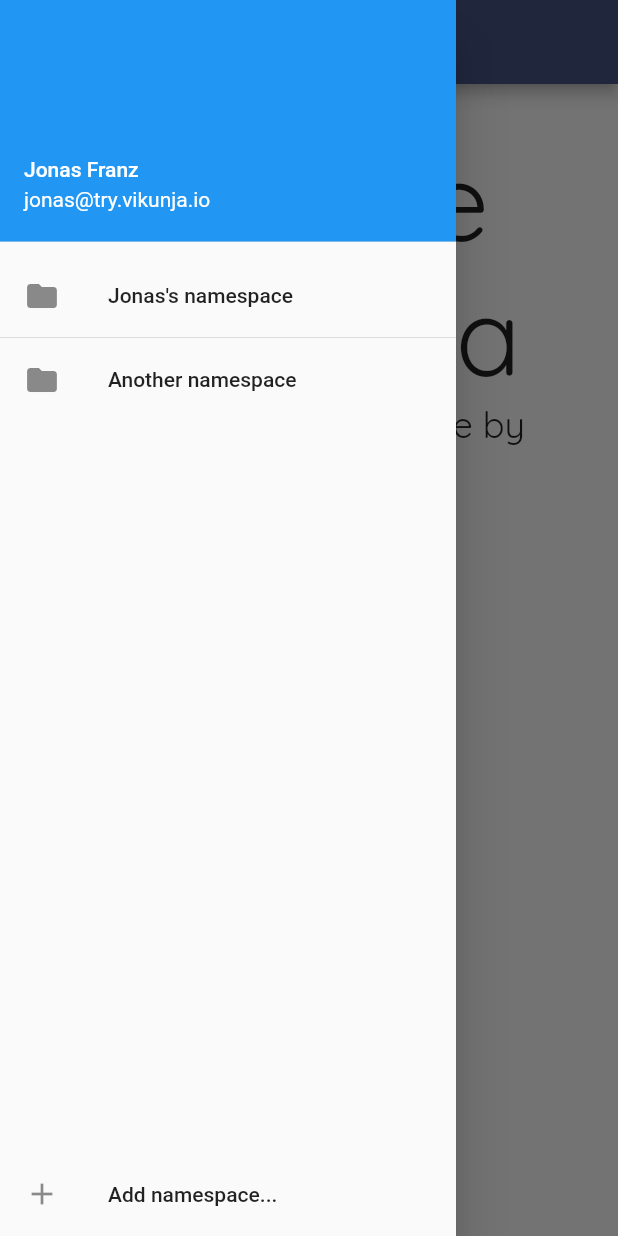
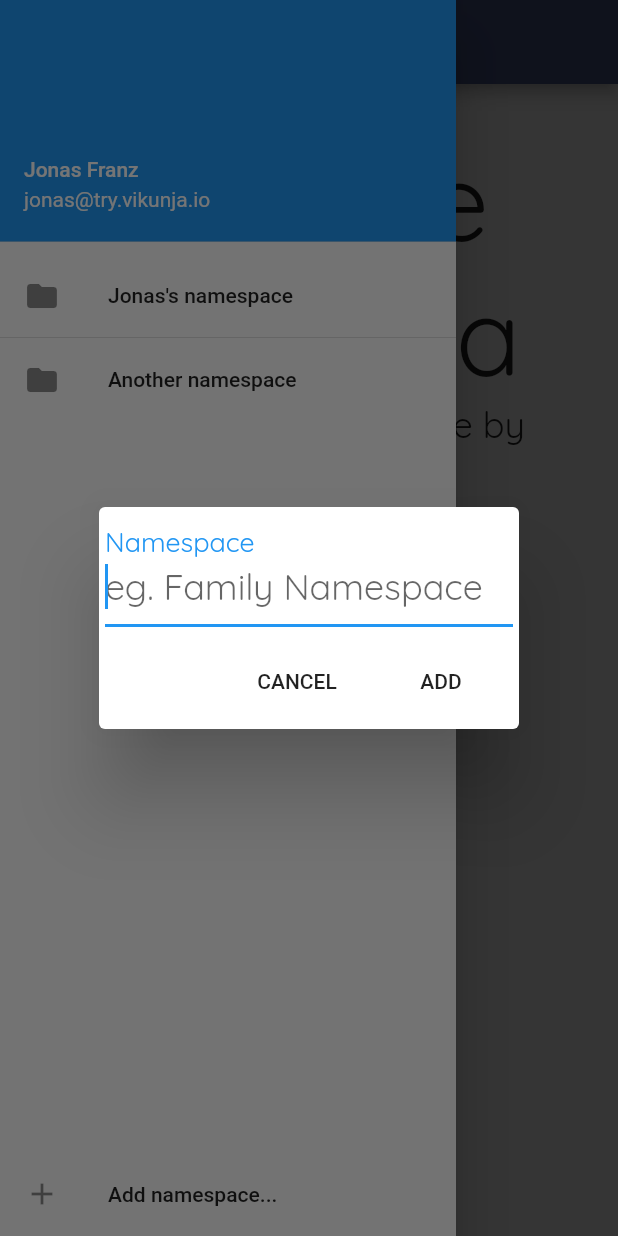
Before and after one commit to go-vikunja/app, a Flutter app: the screen it shows after launch, in the side drawer, after a tap on "Add namespace...", on a phone screen of 412 x 824 dp. Run offline on Flutter 3.47's test engine with Material 2 defaults, Android fonts, the phone set to English and light mode, and no system bars.

Commit message:
Add namespace

```diff
--- a/lib/pages/home_page.dart
+++ b/lib/pages/home_page.dart
@@ -28,7 +28,38 @@ class HomePageState extends State<HomePage> {
   }
 
   _addNamespace() {
-
+    var textController = new TextEditingController();
+    showDialog(context: context, child: new _SystemPadding(
+      child: new AlertDialog(
+        contentPadding: const EdgeInsets.all(4.0),
+        content: new Row(
+          children: <Widget>[
+            Expanded(
+                child: new TextField(
+                  autofocus: true,
+                  decoration: new InputDecoration(
+                    labelText: 'Namespace', hintText: 'eg. Family Namespace'
+                  ),
+                  controller: textController,
+              ),
+            )
+          ]
+        ),
+        actions: <Widget>[
+          new FlatButton(
+            child: const Text('CANCEL'),
+            onPressed: () => Navigator.pop(context),
+          ),
+          new FlatButton(
+            child: const Text('ADD'),
+            onPressed: () {
+              namespaces.add(textController.text);
+              Navigator.pop(context);
+            },
+          )
+        ],
+      ),
+    ));
   }
 
   @override
@@ -75,3 +106,18 @@ class HomePageState extends State<HomePage> {
     );
   }
 }
+
+class _SystemPadding extends StatelessWidget {
+  final Widget child;
+
+  _SystemPadding({Key key, this.child}) : super(key: key);
+
+  @override
+  Widget build(BuildContext context) {
+    var mediaQuery = MediaQuery.of(context);
+    return new AnimatedContainer(
+        padding: mediaQuery.viewInsets,
+        duration: const Duration(milliseconds: 300),
+        child: child);
+  }
+}
```
